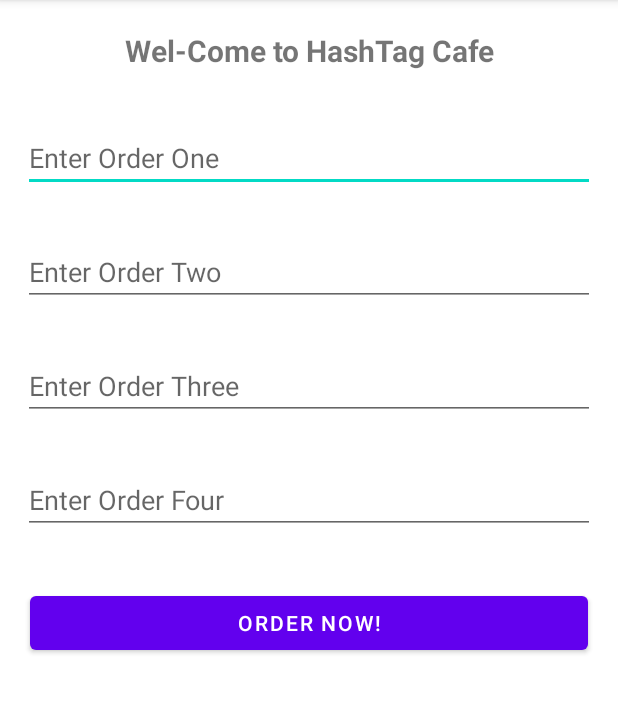
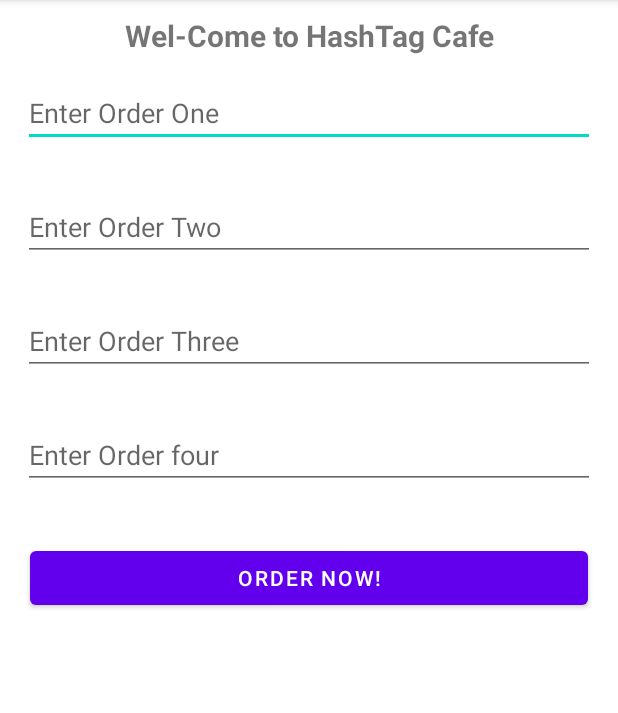
Before and after one commit to adityaashinde/multi-screen-app, an Android app: the screen it shows after launch (MainActivity), on a phone screen of 412 x 824 dp, the part 84-797 px from its top. Run offline under Robolectric (Android 15) with nearby library versions, the phone set to English and light mode, and no system bars.

Commit message:
Initial Commit

```diff
--- a/app/build.gradle
+++ b/app/build.gradle
@@ -1,8 +1,6 @@
 plugins {
     id 'com.android.application'
     id 'org.jetbrains.kotlin.android'
-    id 'kotlin-parcelize'
-    id 'kotlin-kapt'
 }
 
 android {
--- a/app/src/main/AndroidManifest.xml
+++ b/app/src/main/AndroidManifest.xml
@@ -12,9 +12,6 @@
         android:theme="@style/Theme.MultiScreenApp"
         tools:targetApi="31">
         <activity
-            android:name=".OrderActivity"
-            android:exported="false" />
-        <activity
             android:name=".MainActivity"
             android:exported="true">
             <intent-filter>
--- a/app/src/main/java/com/example/multiscreenapp/MainActivity.kt
+++ b/app/src/main/java/com/example/multiscreenapp/MainActivity.kt
@@ -1,34 +1,11 @@
 package com.example.multiscreenapp
 
-import android.content.Intent
 import androidx.appcompat.app.AppCompatActivity
 import android.os.Bundle
-//import kotlinx.android.synthetic.main.activity_main.*
-import kotlinx.parcelize.Parcelize
-import org.w3c.dom.Text
 
 class MainActivity : AppCompatActivity() {
-
-    // creating key
-    companion object {
-        const val KEY = "com.example.multiscreenapp.MainActivity.KEY"
-    }
-
     override fun onCreate(savedInstanceState: Bundle?) {
         super.onCreate(savedInstanceState)
         setContentView(R.layout.activity_main)
-
-        btnOrder.setOnClickListener {
-            val ordersPlaced = eT1.text.toString() + " " +
-                    eT2.text.toString() + " " +
-                    eT3.text.toString() + " " +
-                    eT4.text.toString()
-
-            intent = Intent(this, OrderActivity::class.java)
-            intent.putExtra(KEY, ordersPlaced)
-            startActivity(intent)
-        }
-
-
     }
 }
--- a/app/src/main/res/layout/activity_main.xml
+++ b/app/src/main/res/layout/activity_main.xml
@@ -7,41 +7,38 @@
     android:orientation="vertical"
     tools:context=".MainActivity">
 
-
     <TextView
-        android:id="@+id/textView"
+        android:id="@+id/textView2"
         android:layout_width="match_parent"
         android:layout_height="wrap_content"
         android:layout_gravity="center"
         android:gravity="center"
+        android:textStyle="bold"
         android:textSize="20dp"
         android:layout_marginTop="10dp"
-        android:layout_margin="20dp"
-        android:textStyle="bold"
-        android:text="Wel-Come to HashTag Cafe"
-        />
+        android:text="Wel-Come to HashTag Cafe" />
 
     <EditText
-        android:id="@+id/eT1"
+        android:id="@+id/editTextTextPersonName2"
         android:layout_width="match_parent"
         android:layout_height="wrap_content"
         android:ems="10"
         android:inputType="textPersonName"
         android:layout_margin="15dp"
-        android:hint="Enter Order One" />
+        android:hint="Enter Order One"
+         />
 
     <EditText
-        android:id="@+id/eT2"
+        android:id="@+id/editTextTextPersonName3"
         android:layout_width="match_parent"
         android:layout_height="wrap_content"
         android:ems="10"
         android:inputType="textPersonName"
         android:layout_margin="15dp"
-        android:hint="Enter Order Two"
-        />
+        android:hint="Enter Order Two" />
 
     <EditText
-        android:id="@+id/eT3"
+        android:id="@+id/editTextTextPersonName4"
         android:layout_width="match_parent"
         android:layout_height="wrap_content"
         android:ems="10"
@@ -50,18 +47,18 @@
         android:hint="Enter Order Three" />
 
     <EditText
-        android:id="@+id/eT4"
+        android:id="@+id/editTextTextPersonName5"
         android:layout_width="match_parent"
         android:layout_height="wrap_content"
         android:ems="10"
         android:inputType="textPersonName"
         android:layout_margin="15dp"
-        android:hint="Enter Order Four" />
+        android:hint="Enter Order four" />
 
     <Button
         android:id="@+id/btnOrder"
-        android:layout_margin="20dp"
         android:layout_width="match_parent"
         android:layout_height="wrap_content"
+        android:layout_margin="20dp"
         android:text="Order Now!" />
 </LinearLayout>
```
Also changed, not shown: app/src/main/java/com/example/multiscreenapp/OrderActivity.kt (deleted, +0 -17 lines), app/src/main/res/layout/activity_order.xml (deleted, +0 -19 lines), gradle/wrapper/gradle-wrapper.properties, 2 other files.
